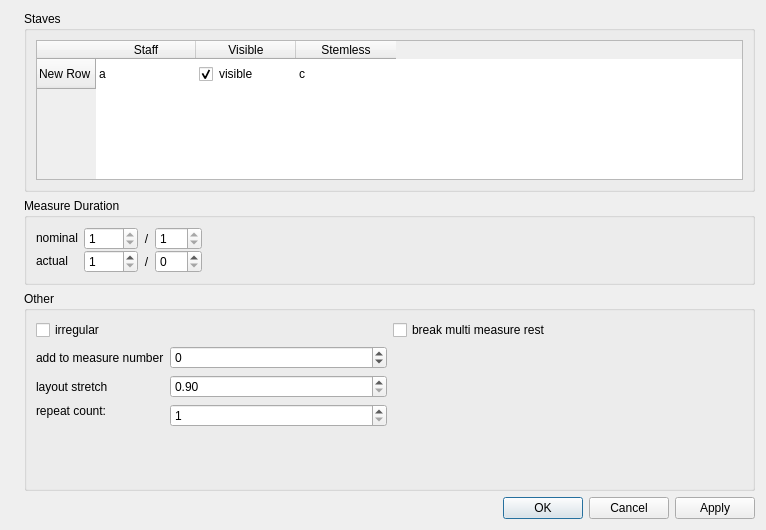
The window that mscore/mscore/measureproperties.ui (musescore/musescore-old) describes before a commit, drawn with Qt 5.
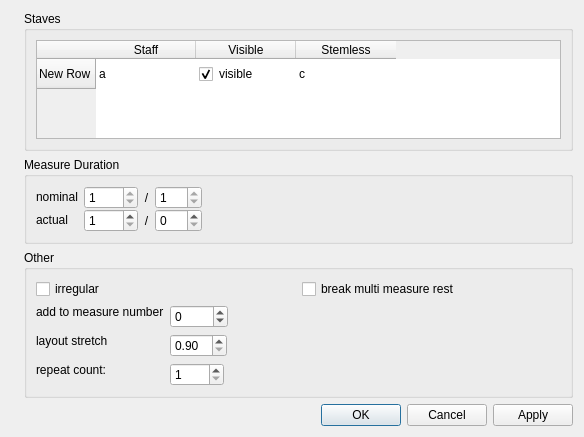
The same window after the commit. Icons and pictures are not drawn. Custom widgets are drawn as their Qt base class.

Diff of the .ui file:
```diff
--- a/mscore/mscore/measureproperties.ui
+++ b/mscore/mscore/measureproperties.ui
@@ -9,8 +9,8 @@
    <rect>
     <x>0</x>
     <y>0</y>
-    <width>766</width>
-    <height>530</height>
+    <width>584</width>
+    <height>437</height>
    </rect>
   </property>
   <property name="windowTitle">
@@ -22,7 +22,7 @@
      <item>
       <widget class="QLabel" name="label_6">
        <property name="sizePolicy">
-        <sizepolicy hsizetype="Fixed" vsizetype="Ignored">
+        <sizepolicy hsizetype="Fixed" vsizetype="Expanding">
          <horstretch>0</horstretch>
          <verstretch>0</verstretch>
         </sizepolicy>
@@ -233,10 +233,16 @@
        </item>
        <item>
         <widget class="QGroupBox" name="groupBox_2">
+         <property name="sizePolicy">
+          <sizepolicy hsizetype="Preferred" vsizetype="Expanding">
+           <horstretch>0</horstretch>
+           <verstretch>0</verstretch>
+          </sizepolicy>
+         </property>
          <property name="minimumSize">
           <size>
            <width>0</width>
-           <height>200</height>
+           <height>0</height>
           </size>
          </property>
          <property name="title">
@@ -265,8 +271,20 @@
           </item>
           <item row="1" column="0">
            <layout class="QFormLayout" name="formLayout">
+            <property name="sizeConstraint">
+             <enum>QLayout::SetDefaultConstraint</enum>
+            </property>
+            <property name="fieldGrowthPolicy">
+             <enum>QFormLayout::FieldsStayAtSizeHint</enum>
+            </property>
             <item row="0" column="0">
              <widget class="QLabel" name="label_7">
+              <property name="sizePolicy">
+               <sizepolicy hsizetype="Preferred" vsizetype="Fixed">
+                <horstretch>0</horstretch>
+                <verstretch>0</verstretch>
+               </sizepolicy>
+              </property>
               <property name="text">
                <string>add to measure number</string>
               </property>
@@ -284,6 +302,12 @@
             </item>
             <item row="1" column="0">
              <widget class="QLabel" name="label_8">
+              <property name="sizePolicy">
+               <sizepolicy hsizetype="Preferred" vsizetype="Fixed">
+                <horstretch>0</horstretch>
+                <verstretch>0</verstretch>
+               </sizepolicy>
+              </property>
               <property name="text">
                <string>layout stretch</string>
               </property>
```
